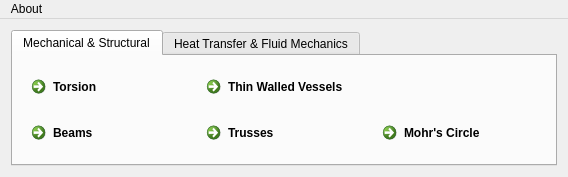
Above: home.ui from bariscelik/ETools before the change. Below: the same form after it.
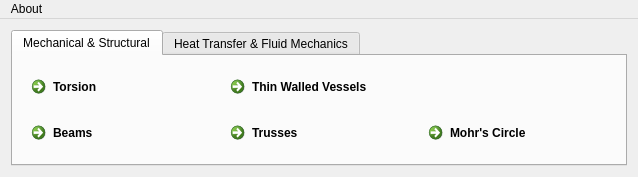
That is the form after the change. The open tabs and pages were chosen to show the change.

What changed in the file:
```diff
--- a/home.ui
+++ b/home.ui
@@ -6,7 +6,7 @@
    <rect>
     <x>0</x>
     <y>0</y>
-    <width>568</width>
+    <width>638</width>
     <height>177</height>
    </rect>
   </property>
@@ -159,7 +159,7 @@
     <rect>
      <x>0</x>
      <y>0</y>
-     <width>568</width>
+     <width>638</width>
      <height>25</height>
     </rect>
    </property>
```
Left out of the diff: 2 changed lines with no effect on the pictures.
